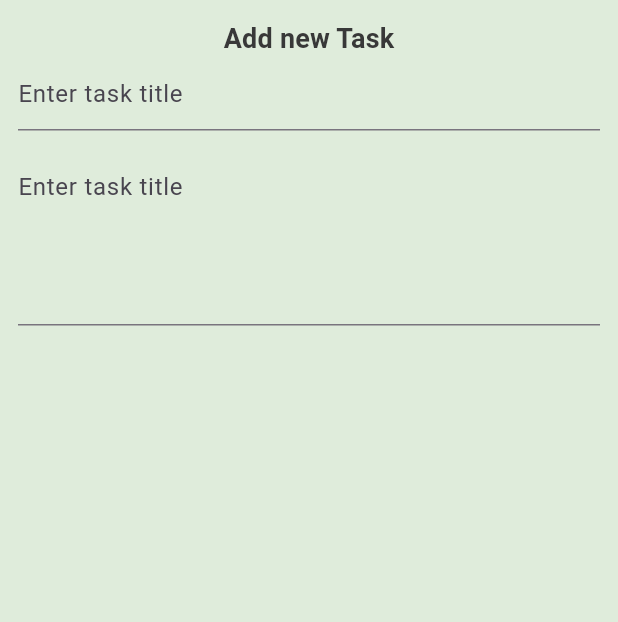
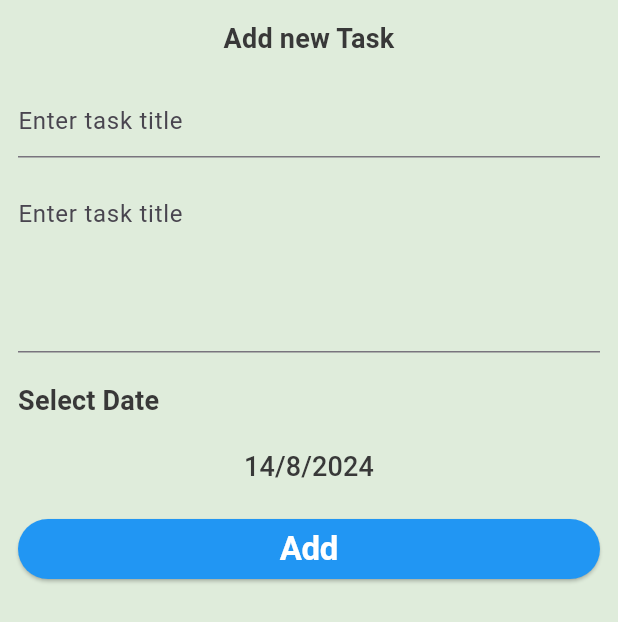
Before and after one commit to abeerghorab/Todo_App, a Flutter app: the AddTaskBottomSheet widget shown alone on an empty page, opened directly, on a phone screen of 412 x 824 dp. Shown: the top 622 px of the screen. Run offline on Flutter 3.47's test engine with Material 3 defaults, Android fonts, the phone set to English and light mode, and no system bars.

Commit message:
body-of-bottomSheet

```diff
--- a/lib/home/task_list/add_task_bottom_sheet.dart
+++ b/lib/home/task_list/add_task_bottom_sheet.dart
@@ -3,13 +3,19 @@ import 'package:flutter/material.dart';
 class AddTaskBottomSheet extends StatelessWidget {
   @override
   Widget build(BuildContext context) {
-    return Container(
+    return SingleChildScrollView(
+      child: Container(
         margin: EdgeInsets.all(12),
         child: Column(
+          crossAxisAlignment: CrossAxisAlignment.stretch,
           children: [
             Text(
               "Add new Task",
               style: Theme.of(context).primaryTextTheme.subtitle1,
+              textAlign: TextAlign.center,
+            ),
+            SizedBox(
+              height: 18,
             ),
             Form(
               child: Column(
@@ -28,10 +34,43 @@ class AddTaskBottomSheet extends StatelessWidget {
                     ),
                     minLines: 4,
                     maxLines: 4,
-              )
+                  ),
                 ],
-          ))
+              ),
+            ),
+            SizedBox(
+              height: 18,
+            ),
+            Text(
+              "Select Date",
+              style: Theme.of(context).primaryTextTheme.subtitle1,
+            ),
+            SizedBox(
+              height: 18,
+            ),
+            InkWell(
+              onTap: () {
+                //show calender
+              },
+              child: Text(
+                "14/8/2024",
+                style: Theme.of(context).primaryTextTheme.subtitle2,
+                textAlign: TextAlign.center,
+              ),
+            ),
+            SizedBox(
+              height: 18,
+            ),
+            ElevatedButton(
+              style: ElevatedButton.styleFrom(backgroundColor: Colors.blue),
+              onPressed: () {},
+              child: Text(
+                "Add",
+                style: Theme.of(context).primaryTextTheme.headline1,
+              ),
+            ),
           ],
+        ),
       ),
     );
   }
--- a/lib/my_theme.dart
+++ b/lib/my_theme.dart
@@ -23,6 +23,11 @@ class MyThemeData {
         fontWeight: FontWeight.bold,
         color: blackColor,
       ),
+      subtitle2: TextStyle(
+        fontSize: 18,
+        fontWeight: FontWeight.w500,
+        color: blackColor,
+      ),
     ),
     bottomNavigationBarTheme: BottomNavigationBarThemeData(
       selectedItemColor: primaryLightColor,
--- a/pubspec.yaml
+++ b/pubspec.yaml
@@ -30,7 +30,7 @@ environment:
 dependencies:
   flutter:
     sdk: flutter
-
+  calendar_timeline: ^1.1.3
 
   # The following adds the Cupertino Icons font to your application.
   # Use with the CupertinoIcons class for iOS style icons.
```
Also changed, not shown: pubspec.lock. Lines whose indentation alone changed are shown as unchanged.
